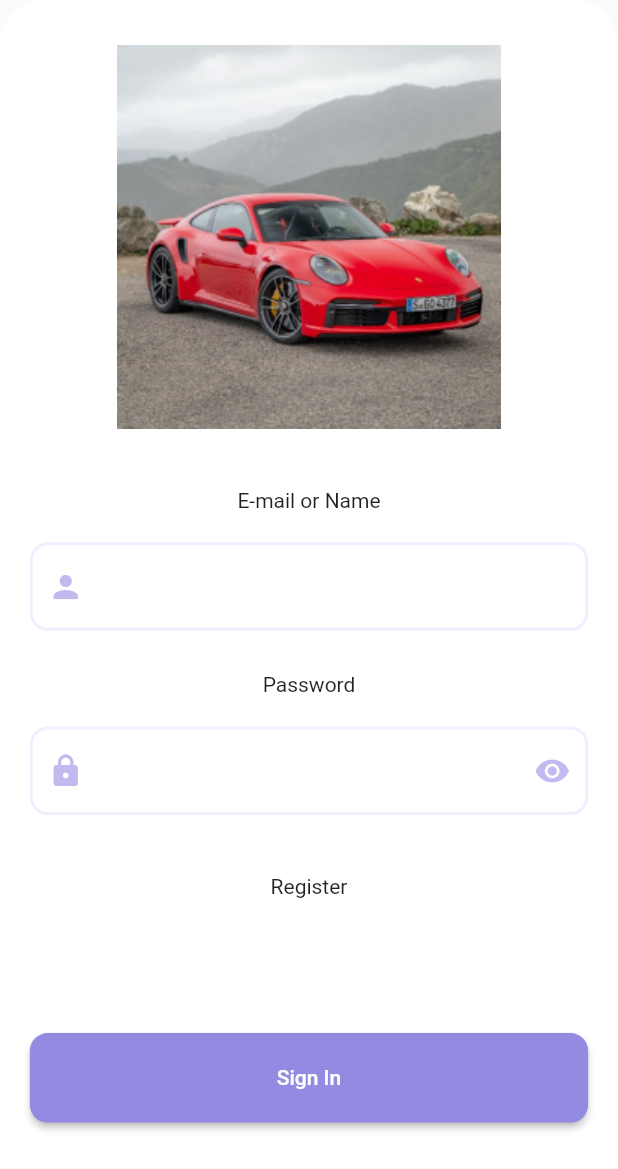
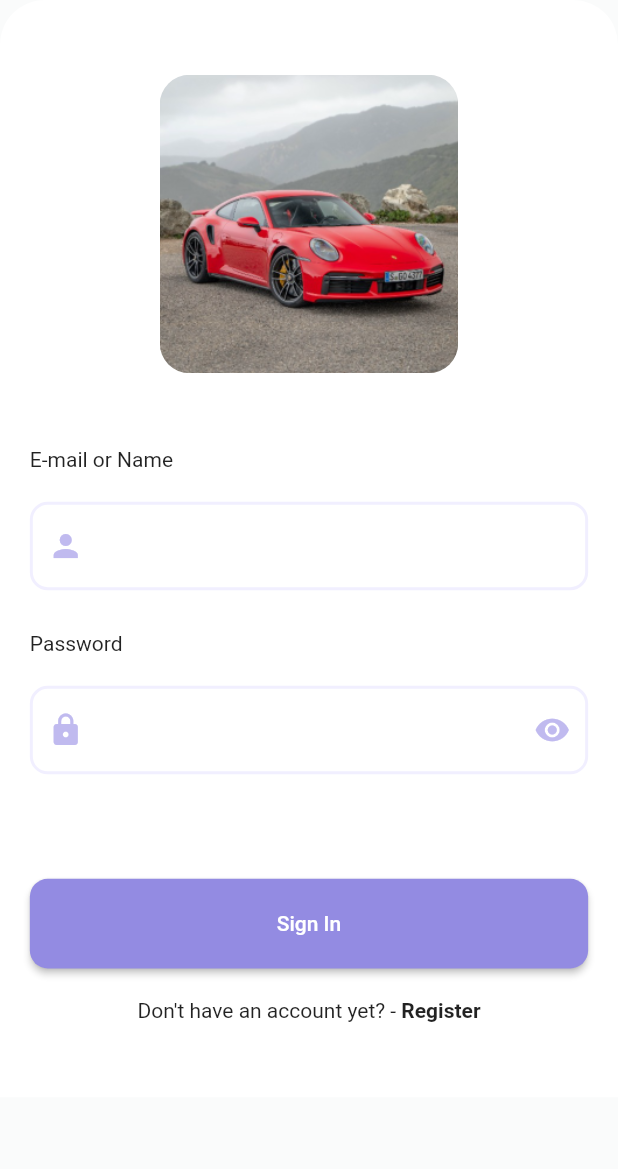
Before and after one commit to davidfffelix/desafio_3, a Flutter app: the LoginPage screen opened directly, on a phone screen of 412 x 824 dp. Shown: the top 1169 px of the screen. Run offline on Flutter 3.47's test engine with Material 2 defaults, Android fonts, the phone set to English and light mode, and no system bars; our stand-ins replace image_picker.

Commit message:
Create new page

```diff
--- a/lib/components/custom_text_widget.dart
+++ b/lib/components/custom_text_widget.dart
@@ -1,15 +1,12 @@
-// ignore_for_file: public_member_api_docs, sort_constructors_first
 import 'package:flutter/material.dart';
 
 class CustomTextWidget extends StatelessWidget {
   const CustomTextWidget({
     Key? key,
     required this.title,
-    this.text,
   }) : super(key: key);
 
   final String title;
-  final Widget? text;
 
   @override
   Widget build(BuildContext context) {
--- a/lib/components/header_widget.dart
+++ b/lib/components/header_widget.dart
@@ -31,10 +31,6 @@ class HeaderWidget extends StatelessWidget {
                 firstRow,
               ),
               SizedBox(
-                height: Responsivity.automatic(10, mediaQueryData),
-              ),
-              // Text(secondRow),
-              SizedBox(
                 height: Responsivity.automatic(24, mediaQueryData),
               ),
               secondRow,
--- /dev/null
+++ b/lib/components/image_login_widget.dart
@@ -0,0 +1,43 @@
+import 'package:flutter/material.dart';
+import '../responsivity.dart';
+
+class ImageLoginWidget extends StatelessWidget {
+  const ImageLoginWidget({super.key});
+
+  @override
+  Widget build(BuildContext context) {
+    final mediaQueryData = MediaQuery.of(context);
+
+    return Padding(
+      padding: EdgeInsets.symmetric(
+        vertical: Responsivity.automatic(20, mediaQueryData),
+      ),
+      child: Align(
+        alignment: Alignment.center,
+        child: Container(
+          height: Responsivity.automatic(200, mediaQueryData),
+          width: Responsivity.automatic(200, mediaQueryData),
+          decoration: BoxDecoration(
+            image: const DecorationImage(
+              image: AssetImage('assets/images/porsche.png'),
+            ),
+            borderRadius: BorderRadius.only(
+              topLeft: Radius.circular(
+                Responsivity.automatic(20, mediaQueryData),
+              ),
+              topRight: Radius.circular(
+                Responsivity.automatic(20, mediaQueryData),
+              ),
+              bottomLeft: Radius.circular(
+                Responsivity.automatic(20, mediaQueryData),
+              ),
+              bottomRight: Radius.circular(
+                Responsivity.automatic(20, mediaQueryData),
+              ),
+            ),
+          ),
+        ),
+      ),
+    );
+  }
+}
--- a/lib/home/register_page.dart
+++ b/lib/home/register_page.dart
@@ -61,7 +61,7 @@ class RegisterPage extends StatelessWidget {
                               ..onTap = () {
                                 Navigator.of(context).push(
                                   MaterialPageRoute(
-                                    builder: (context) => const ProfilePage(),
+                                    builder: (context) => const LoginPage(),
                                   ),
                                 );
                               },
--- a/lib/login/login_page.dart
+++ b/lib/login/login_page.dart
@@ -1,8 +1,11 @@
+import 'package:flutter/gestures.dart';
 import 'package:flutter/material.dart';
 import '../components/confirm_button_widget.dart';
 import '../components/custom_text_widget.dart';
 import '../components/default_padding_widget.dart';
+import '../components/image_login_widget.dart';
 import '../components/text_field_widget.dart';
+import '../home/register_page.dart';
 import '../responsivity.dart';
 
 class LoginPage extends StatelessWidget {
@@ -18,10 +21,11 @@ class LoginPage extends StatelessWidget {
         body: SingleChildScrollView(
           child: DefaultPaddingWidget(
             body: Column(
+              crossAxisAlignment: CrossAxisAlignment.start,
               children: [
-                Image.asset('assets/images/porsche.png'),
+                const ImageLoginWidget(),
                 SizedBox(
-                  height: Responsivity.automatic(40, mediaQueryData),
+                  height: Responsivity.automatic(30, mediaQueryData),
                 ),
                 const CustomTextWidget(title: 'E-mail or Name'),
                 SizedBox(
@@ -44,11 +48,8 @@ class LoginPage extends StatelessWidget {
                 SizedBox(
                   height: Responsivity.automatic(40, mediaQueryData),
                 ),
-                const CustomTextWidget(
-                  title: 'Register',
-                ),
                 SizedBox(
-                  height: Responsivity.automatic(90, mediaQueryData),
+                  height: Responsivity.automatic(30, mediaQueryData),
                 ),
                 ConfirmButtonWidget(
                   onPressed: () {
@@ -61,6 +62,35 @@ class LoginPage extends StatelessWidget {
                   },
                   titleButton: 'Sign In',
                 ),
+                Container(
+                  alignment: Alignment.center,
+                  padding: const EdgeInsets.all(
+                    20,
+                  ),
+                  child: Text.rich(
+                    TextSpan(
+                      children: [
+                        const TextSpan(
+                          text: "Don't have an account yet? - ",
+                        ),
+                        TextSpan(
+                          text: 'Register',
+                          style: const TextStyle(
+                            fontWeight: FontWeight.bold,
+                          ),
+                          recognizer: TapGestureRecognizer()
+                            ..onTap = () {
+                              Navigator.of(context).push(
+                                MaterialPageRoute(
+                                  builder: (context) => const RegisterPage(),
+                                ),
+                              );
+                            },
+                        ),
+                      ],
+                    ),
+                  ),
+                ),
               ],
             ),
           ),
--- a/lib/profile_page/profile_page.dart
+++ b/lib/profile_page/profile_page.dart
@@ -40,7 +40,6 @@ class ProfilePage extends StatelessWidget {
             children: [
               const HeaderWidget(
                 firstRow: '😎 Setting up your \nprofile',
-                // secondRow: 'profile',
                 secondRow: Text(
                   'Add your profile photo',
                   style: TextStyle(
```
